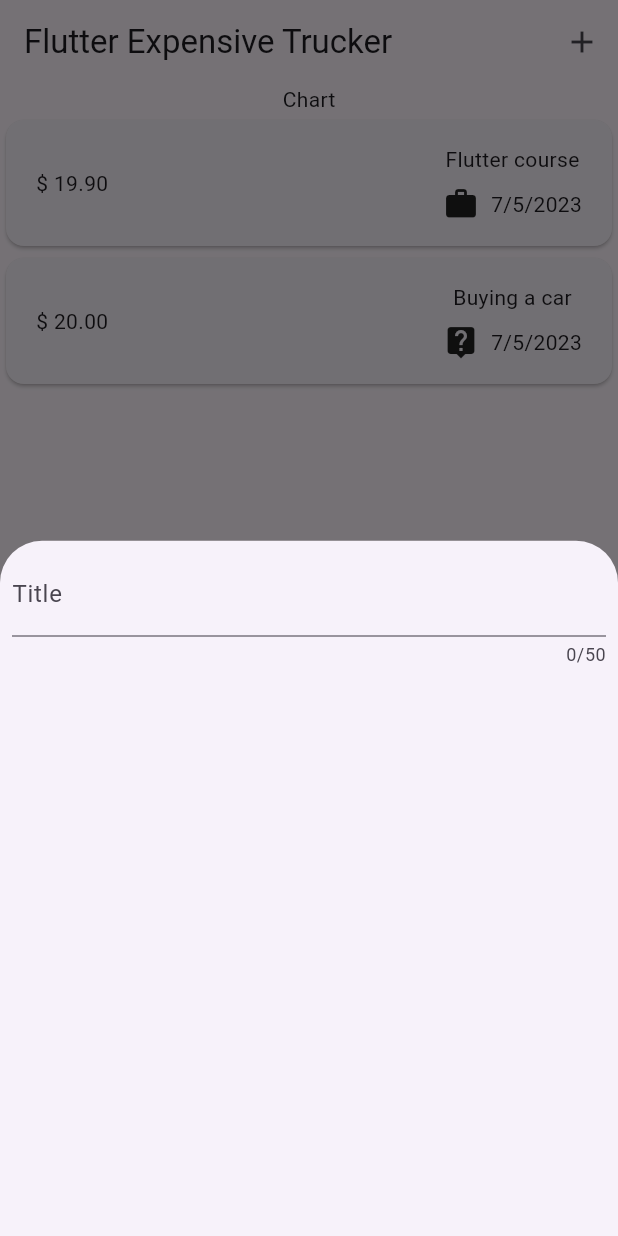
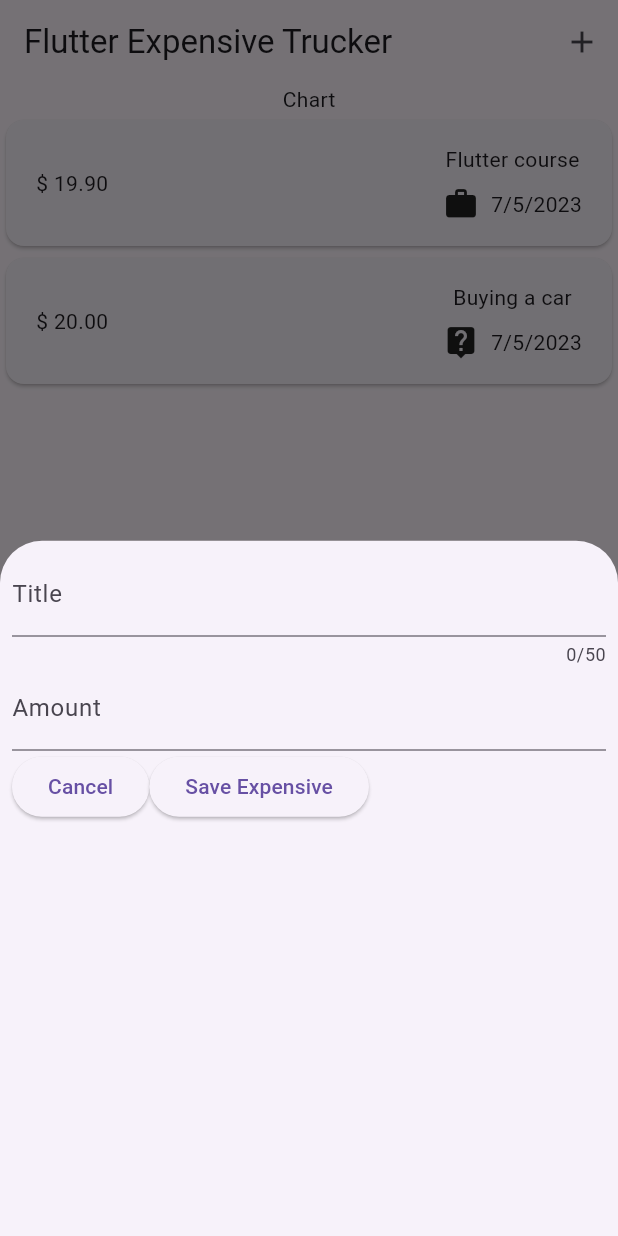
Before and after one commit to Jean-Lionel/expense_trucker, a Flutter app: the screen it shows after launch, after a tap on the "add" icon, on a phone screen of 412 x 824 dp. Run offline on Flutter 3.47's test engine with Material 2 defaults, Android fonts, the phone set to English and light mode, and no system bars.

Commit message:
adding amount controller

```diff
--- a/lib/widget/new_expensive.dart
+++ b/lib/widget/new_expensive.dart
@@ -8,18 +8,51 @@ class NewExpensive extends StatefulWidget {
 }
 
 class _NewExpensiveState extends State<NewExpensive> {
+  final _titleController = new TextEditingController();
+  final _amountController = new TextEditingController();
+
+  @override
+  void dispose() {
+    _titleController.dispose();
+    _amountController.dispose();
+    super.dispose();
+  }
+
   @override
   Widget build(BuildContext context) {
-    return const Padding(
-      padding: EdgeInsets.all(8.0),
+    return Padding(
+      padding: const EdgeInsets.all(8.0),
       child: Column(
         children: [
           TextField(
+            controller: _titleController,
             maxLength: 50,
-            decoration: InputDecoration(
+            decoration: const InputDecoration(
               label: Text("Title"),
             ),
           ),
+          TextField(
+            controller: _amountController,
+            keyboardType: TextInputType.number,
+            decoration: const InputDecoration(
+              label: Text("Amount"),
+            ),
+          ),
+          Row(
+            children: [
+              ElevatedButton(
+                onPressed: () {},
+                child: const Text('Cancel'),
+              ),
+              ElevatedButton(
+                onPressed: () {
+                  print(_titleController.text);
+                  print(_amountController.text);
+                },
+                child: const Text('Save Expensive'),
+              )
+            ],
+          )
         ],
       ),
     );
```
